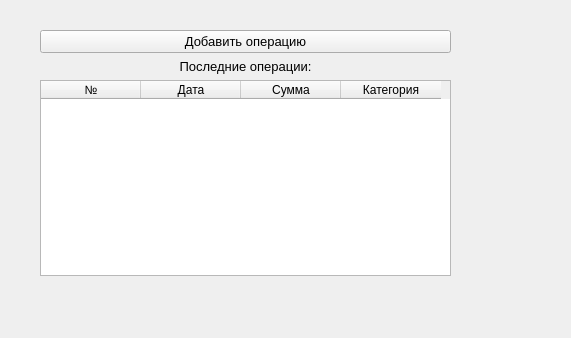
Above: MainWindow.ui from stepa323/ExpenceTracker before the change; both pictures show x 0 to 571 and y 0 to 338 of the 1116 by 900 pixel window. Below: the same form after it.
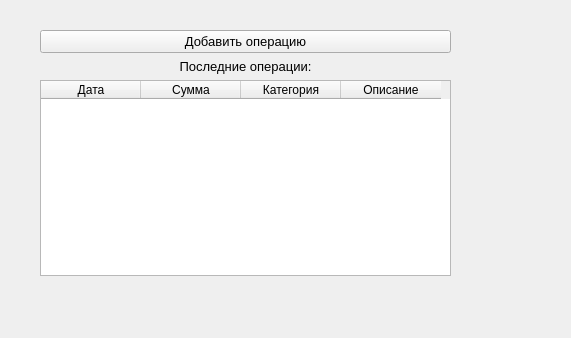
That is the form after the change.

Diff of the .ui file:
```diff
--- a/MainWindow.ui
+++ b/MainWindow.ui
@@ -53,11 +53,6 @@
      </item>
      <item>
       <widget class="QTableWidget" name="tableWidget">
-       <column>
-        <property name="text">
-         <string>№</string>
-        </property>
-       </column>
        <column>
         <property name="text">
          <string>Дата</string>
@@ -73,6 +68,11 @@
          <string>Категория</string>
         </property>
        </column>
+       <column>
+        <property name="text">
+         <string>Описание</string>
+        </property>
+       </column>
       </widget>
      </item>
     </layout>
```
